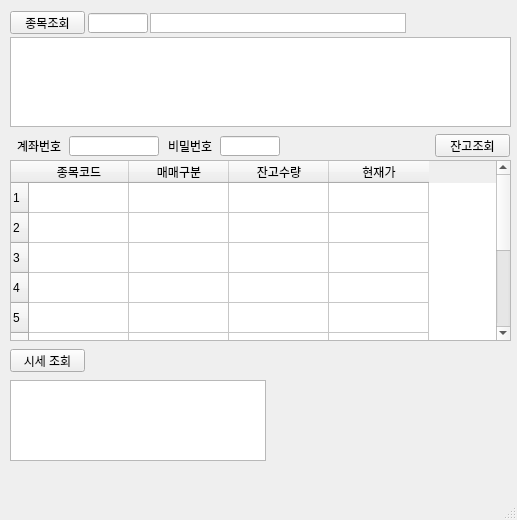
Qt form main_window.ui (HyunwooChung/EugeneLink) before a commit.
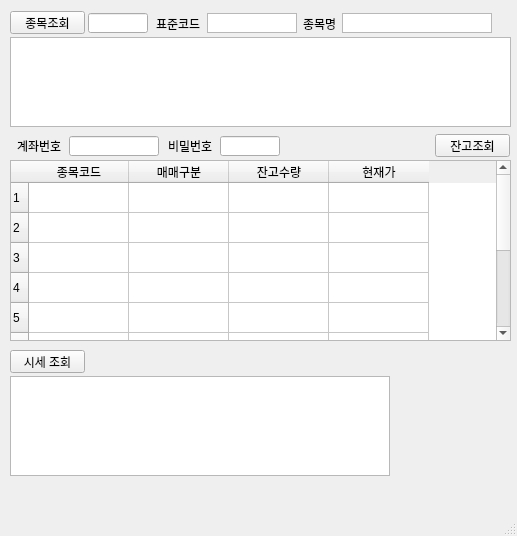
The same form after that commit.

```diff
--- a/main_window.ui
+++ b/main_window.ui
@@ -7,7 +7,7 @@
     <x>0</x>
     <y>0</y>
     <width>517</width>
-    <height>520</height>
+    <height>536</height>
    </rect>
   </property>
   <property name="windowTitle">
@@ -112,9 +112,9 @@
    <widget class="QTextBrowser" name="textBrowser_2">
     <property name="geometry">
      <rect>
-      <x>150</x>
+      <x>342</x>
       <y>13</y>
-      <width>256</width>
+      <width>150</width>
       <height>20</height>
      </rect>
     </property>
@@ -138,7 +138,7 @@
     <property name="geometry">
      <rect>
       <x>10</x>
-      <y>349</y>
+      <y>350</y>
       <width>75</width>
       <height>23</height>
      </rect>
@@ -203,12 +203,63 @@
     <property name="geometry">
      <rect>
       <x>10</x>
-      <y>380</y>
-      <width>256</width>
-      <height>81</height>
+      <y>376</y>
+      <width>380</width>
+      <height>100</height>
      </rect>
     </property>
    </widget>
+   <widget class="QTextBrowser" name="textBrowser_4">
+    <property name="geometry">
+     <rect>
+      <x>207</x>
+      <y>13</y>
+      <width>90</width>
+      <height>20</height>
+     </rect>
+    </property>
+    <property name="inputMethodHints">
+     <set>Qt::ImhMultiLine</set>
+    </property>
+    <property name="frameShape">
+     <enum>QFrame::StyledPanel</enum>
+    </property>
+    <property name="midLineWidth">
+     <number>0</number>
+    </property>
+    <property name="verticalScrollBarPolicy">
+     <enum>Qt::ScrollBarAlwaysOff</enum>
+    </property>
+    <property name="openLinks">
+     <bool>false</bool>
+    </property>
+   </widget>
+   <widget class="QLabel" name="label_3">
+    <property name="geometry">
+     <rect>
+      <x>156</x>
+      <y>18</y>
+      <width>50</width>
+      <height>12</height>
+     </rect>
+    </property>
+    <property name="text">
+     <string>표준코드</string>
+    </property>
+   </widget>
+   <widget class="QLabel" name="label_4">
+    <property name="geometry">
+     <rect>
+      <x>303</x>
+      <y>18</y>
+      <width>40</width>
+      <height>12</height>
+     </rect>
+    </property>
+    <property name="text">
+     <string>종목명</string>
+    </property>
+   </widget>
   </widget>
   <widget class="QMenuBar" name="menubar">
    <property name="geometry">
```
